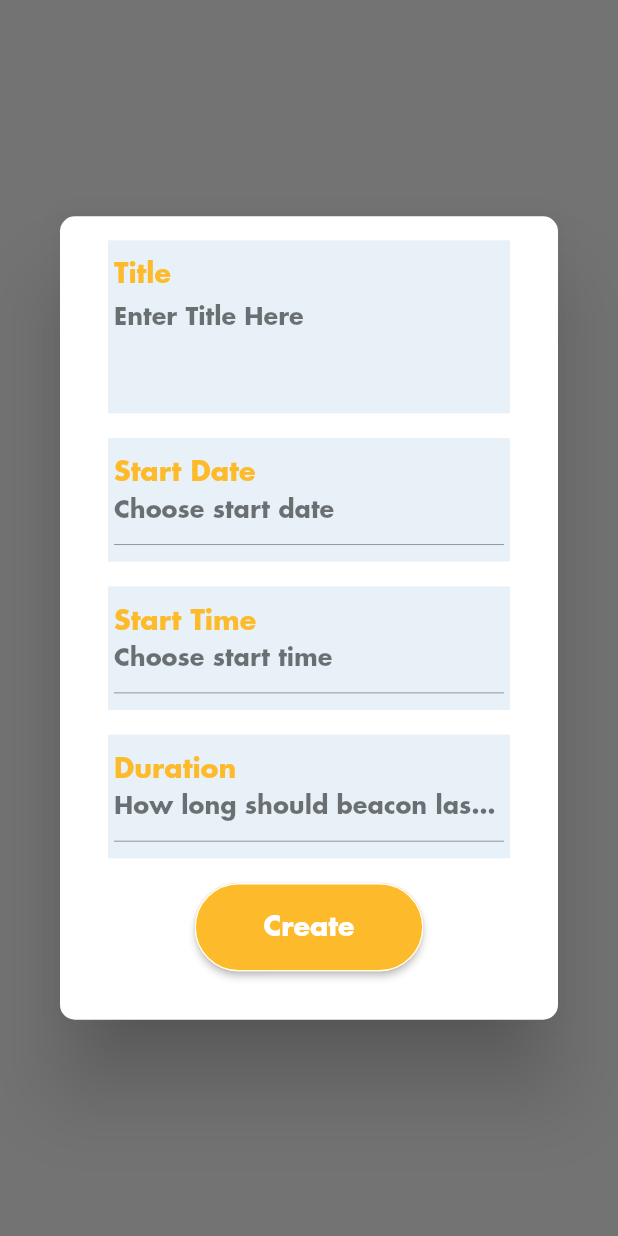
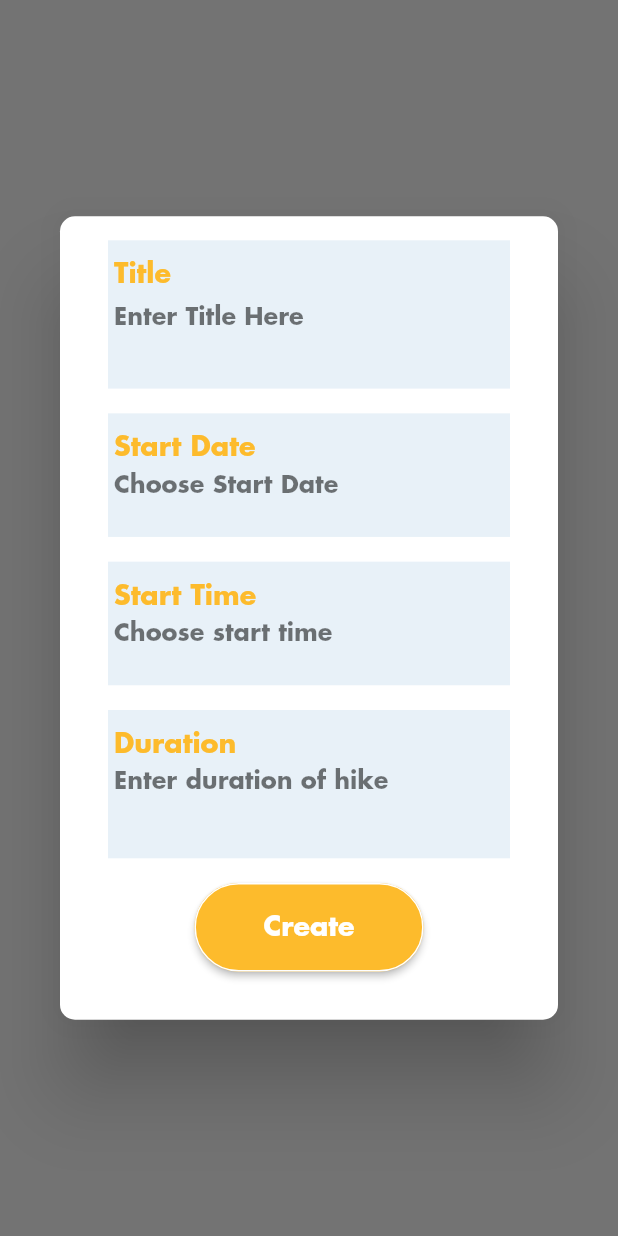
Before and after one commit to CCExtractor/beacon, a Flutter app: what createHikeDialog() shows on an empty page, opened directly with empty values, on a phone screen of 412 x 824 dp. Run offline on Flutter 3.47's test engine with Material 2 defaults, Android fonts, the phone set to English and light mode, and no system bars; drawn by our look-alikes of overlay_support; our stand-ins replace flutter_local_notifications, fluttertoast, geolocator, get_it, google_maps_flutter, graphql_flutter and 11 more; missing offline and left inert: duration_picker, flutter_config, flutter_polyline_points, geocoder; accounts and stored records are empty; generated files the repository leaves out were written again; statements that could not run were skipped.

Commit message:
create hike changes + sizing for diff screensizes

```diff
--- a/lib/components/create_join_dialog.dart
+++ b/lib/components/create_join_dialog.dart
@@ -9,6 +9,7 @@ import 'package:sizer/sizer.dart';
 
 class CreateJoinBeaconDialog {
   static Future createHikeDialog(BuildContext context, HomeViewModel model) {
+    bool isSmallSized = MediaQuery.of(context).size.height < 800;
     model.resultingDuration = Duration(minutes: 30);
     model.durationController = new TextEditingController();
     model.startsAtDate = new TextEditingController();
@@ -23,14 +24,14 @@ class CreateJoinBeaconDialog {
           child: Form(
             key: model.formKeyCreate,
             child: Container(
-              height: 65.h,
+              height: isSmallSized ? 75.h : 65.h,
               child: Padding(
                 padding:
                     const EdgeInsets.symmetric(horizontal: 32, vertical: 16),
                 child: Column(
                   children: <Widget>[
                     Container(
-                      height: 14.h,
+                      height: isSmallSized ? 14.h : 12.h,
                       child: Padding(
                         padding: const EdgeInsets.all(4.0),
                         child: TextFormField(
@@ -41,6 +42,7 @@ class CreateJoinBeaconDialog {
                             model.title = name;
                           },
                           decoration: InputDecoration(
+                              border: InputBorder.none,
                               hintText: 'Enter Title Here',
                               labelStyle: TextStyle(
                                   fontSize: labelsize, color: kYellow),
@@ -60,7 +62,7 @@ class CreateJoinBeaconDialog {
                       height: 2.h,
                     ),
                     Container(
-                      height: 10.h,
+                      height: isSmallSized ? 12.h : 10.h,
                       child: Padding(
                         padding: const EdgeInsets.all(4.0),
                         child: InkWell(
@@ -83,19 +85,18 @@ class CreateJoinBeaconDialog {
                                   .substring(0, 10);
                             },
                             decoration: InputDecoration(
-                              alignLabelWithHint: true,
-                              errorStyle: TextStyle(color: Colors.red[800]),
-                              floatingLabelBehavior:
-                                  FloatingLabelBehavior.always,
-                              labelText: 'Start Date',
-                              labelStyle: TextStyle(
-                                  fontSize: labelsize, color: kYellow),
-                              hintStyle: TextStyle(
-                                  fontSize: hintsize, color: hintColor),
-                              hintText: 'Choose start date',
-                              focusedBorder: InputBorder.none,
-                              enabledBorder: InputBorder.none,
-                            ),
+                                border: InputBorder.none,
+                                hintText: 'Choose Start Date',
+                                labelStyle: TextStyle(
+                                    fontSize: labelsize, color: kYellow),
+                                hintStyle: TextStyle(
+                                    fontSize: hintsize, color: hintColor),
+                                labelText: 'Start Date',
+                                alignLabelWithHint: true,
+                                floatingLabelBehavior:
+                                    FloatingLabelBehavior.always,
+                                focusedBorder: InputBorder.none,
+                                enabledBorder: InputBorder.none),
                           ),
                         ),
                       ),
@@ -105,7 +106,7 @@ class CreateJoinBeaconDialog {
                       height: 2.h,
                     ),
                     Container(
-                      height: 10.h,
+                      height: isSmallSized ? 12.h : 10.h,
                       child: Padding(
                         padding: const EdgeInsets.all(4.0),
                         child: InkWell(
@@ -126,6 +127,7 @@ class CreateJoinBeaconDialog {
                                   .substring(10, 15);
                             },
                             decoration: InputDecoration(
+                              border: InputBorder.none,
                               alignLabelWithHint: true,
                               errorStyle: TextStyle(color: Colors.red[800]),
                               floatingLabelBehavior:
@@ -148,7 +150,7 @@ class CreateJoinBeaconDialog {
                       height: 2.h,
                     ),
                     Container(
-                      height: 10.h,
+                      height: isSmallSized ? 14.h : 12.h,
                       child: Padding(
                         padding: const EdgeInsets.all(4.0),
                         child: InkWell(
@@ -176,6 +178,7 @@ class CreateJoinBeaconDialog {
                             validator: (value) =>
                                 Validator.validateDuration(value.toString()),
                             decoration: InputDecoration(
+                                border: InputBorder.none,
                                 alignLabelWithHint: true,
                                 errorStyle: TextStyle(color: Colors.red[800]),
                                 floatingLabelBehavior:
@@ -185,7 +188,7 @@ class CreateJoinBeaconDialog {
                                     fontSize: labelsize, color: kYellow),
                                 hintStyle: TextStyle(
                                     fontSize: hintsize, color: hintColor),
-                                hintText: 'How long should beacon last for?',
+                                hintText: 'Enter duration of hike',
                                 focusedBorder: InputBorder.none,
                                 enabledBorder: InputBorder.none),
                           ),
@@ -205,6 +208,7 @@ class CreateJoinBeaconDialog {
                           buttonColor: kYellow,
                           onTap: () {
                             // navigationService.pop();
+                            print(MediaQuery.of(context).size.height);
                             if (model.startingdate == null ||
                                 model.startingTime == null) {
                               navigationService
@@ -238,6 +242,7 @@ class CreateJoinBeaconDialog {
   }
 
   static Future joinBeaconDialog(BuildContext context, HomeViewModel model) {
+    bool isSmallSized = MediaQuery.of(context).size.height < 800;
     return showDialog(
       context: context,
       builder: (context) => Dialog(
@@ -247,12 +252,13 @@ class CreateJoinBeaconDialog {
         child: Form(
           key: model.formKeyJoin,
           child: Container(
-            height: 25.h,
+            height: isSmallSized ? 30.h : 25.h,
             child: Padding(
               padding: const EdgeInsets.symmetric(horizontal: 32, vertical: 16),
               child: Column(
                 children: <Widget>[
                   Container(
+                    height: isSmallSized ? 14.h : 12.h,
                     child: Padding(
                       padding: const EdgeInsets.all(4.0),
                       child: TextFormField(
@@ -288,7 +294,7 @@ class CreateJoinBeaconDialog {
                       textColor: Colors.white,
                       buttonColor: kYellow,
                       onTap: () {
-                        navigationService.pop();
+                        // navigationService.pop();
                         model.joinHikeRoom();
                       },
                     ),
```
